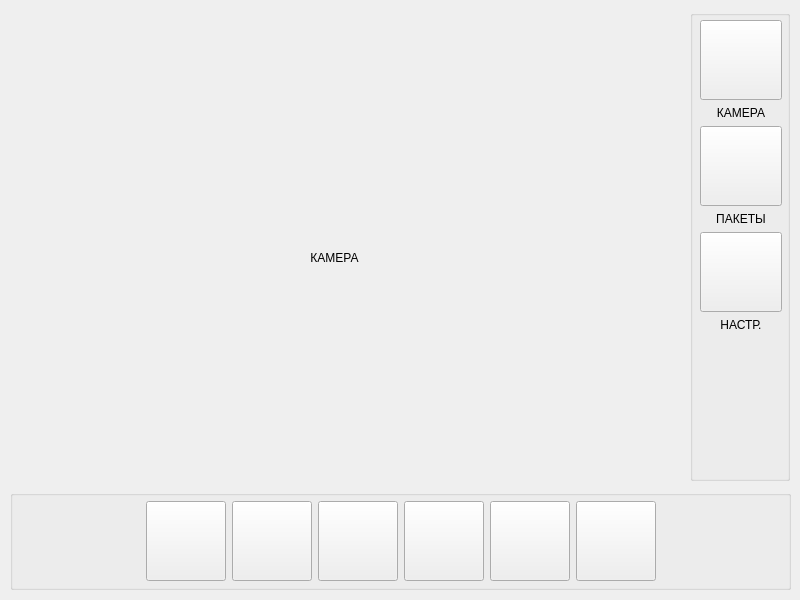
The window that src/UBoatCVSWorkstation/mainwindow.ui (valabsoft/UBoatCVS) describes before a commit, drawn with Qt 5.
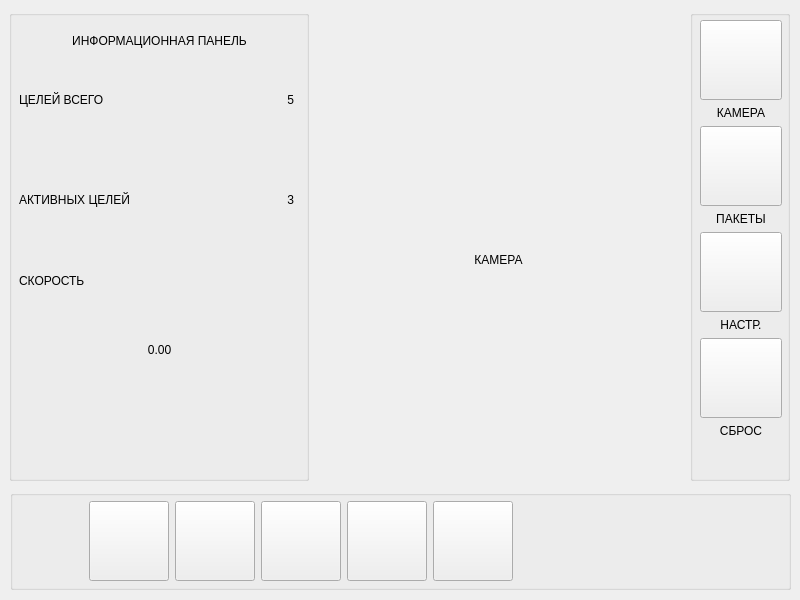
The same window after the commit.

Commit message: GUI: Добавлена информационная панель.

Patch:
```diff
--- a/src/UBoatCVSWorkstation/mainwindow.ui
+++ b/src/UBoatCVSWorkstation/mainwindow.ui
@@ -36,18 +36,21 @@
      <string/>
     </property>
     <property name="alignment">
-     <set>Qt::AlignmentFlag::AlignLeading|Qt::AlignmentFlag::AlignLeft|Qt::AlignmentFlag::AlignVCenter</set>
+     <set>Qt::AlignmentFlag::AlignCenter</set>
     </property>
     <widget class="QWidget" name="layoutWidget">
      <property name="geometry">
       <rect>
        <x>10</x>
        <y>10</y>
-       <width>761</width>
+       <width>561</width>
        <height>82</height>
       </rect>
      </property>
-     <layout class="QHBoxLayout" name="horizontalLayout" stretch="0,0,0,0,0,0,0,0">
+     <layout class="QHBoxLayout" name="horizontalLayout" stretch="0,0,0,0,0,0,0">
+      <property name="spacing">
+       <number>6</number>
+      </property>
       <property name="sizeConstraint">
        <enum>QLayout::SizeConstraint::SetDefaultConstraint</enum>
       </property>
@@ -103,19 +106,6 @@
         </property>
        </widget>
       </item>
-      <item>
-       <widget class="QPushButton" name="pbResetTargets">
-        <property name="minimumSize">
-         <size>
-          <width>80</width>
-          <height>80</height>
-         </size>
-        </property>
-        <property name="text">
-         <string/>
-        </property>
-       </widget>
-      </item>
       <item>
        <widget class="QPushButton" name="pbEarth">
         <property name="minimumSize">
@@ -148,7 +138,7 @@
          <enum>Qt::Orientation::Horizontal</enum>
         </property>
         <property name="sizeType">
-         <enum>QSizePolicy::Policy::MinimumExpanding</enum>
+         <enum>QSizePolicy::Policy::Expanding</enum>
         </property>
         <property name="sizeHint" stdset="0">
          <size>
@@ -186,6 +176,9 @@
       </rect>
      </property>
      <layout class="QVBoxLayout" name="verticalLayout">
+      <property name="spacing">
+       <number>6</number>
+      </property>
       <property name="sizeConstraint">
        <enum>QLayout::SizeConstraint::SetDefaultConstraint</enum>
       </property>
@@ -264,6 +257,29 @@
         </property>
        </widget>
       </item>
+      <item>
+       <widget class="QPushButton" name="pbResetTargets">
+        <property name="minimumSize">
+         <size>
+          <width>80</width>
+          <height>80</height>
+         </size>
+        </property>
+        <property name="text">
+         <string/>
+        </property>
+       </widget>
+      </item>
+      <item>
+       <widget class="QLabel" name="lbReset">
+        <property name="text">
+         <string>СБРОС</string>
+        </property>
+        <property name="alignment">
+         <set>Qt::AlignmentFlag::AlignCenter</set>
+        </property>
+       </widget>
+      </item>
       <item>
        <spacer name="verticalSpacer">
         <property name="orientation">
@@ -286,10 +302,10 @@
    <widget class="QLabel" name="labelCameraView">
     <property name="geometry">
      <rect>
-      <x>310</x>
+      <x>318</x>
       <y>250</y>
-      <width>49</width>
-      <height>16</height>
+      <width>361</width>
+      <height>20</height>
      </rect>
     </property>
     <property name="text">
@@ -299,6 +315,131 @@
      <set>Qt::AlignmentFlag::AlignCenter</set>
     </property>
    </widget>
+   <widget class="QGroupBox" name="groupBoxInfo">
+    <property name="geometry">
+     <rect>
+      <x>9</x>
+      <y>10</y>
+      <width>300</width>
+      <height>471</height>
+     </rect>
+    </property>
+    <property name="title">
+     <string/>
+    </property>
+    <widget class="QLabel" name="lbInfoPanelTitle">
+     <property name="geometry">
+      <rect>
+       <x>10</x>
+       <y>10</y>
+       <width>281</width>
+       <height>41</height>
+      </rect>
+     </property>
+     <property name="text">
+      <string>ИНФОРМАЦИОННАЯ ПАНЕЛЬ</string>
+     </property>
+     <property name="alignment">
+      <set>Qt::AlignmentFlag::AlignCenter</set>
+     </property>
+    </widget>
+    <widget class="QLabel" name="lbInfoPanelTargetTotalValue">
+     <property name="geometry">
+      <rect>
+       <x>210</x>
+       <y>50</y>
+       <width>75</width>
+       <height>80</height>
+      </rect>
+     </property>
+     <property name="text">
+      <string>5</string>
+     </property>
+     <property name="alignment">
+      <set>Qt::AlignmentFlag::AlignRight|Qt::AlignmentFlag::AlignTrailing|Qt::AlignmentFlag::AlignVCenter</set>
+     </property>
+    </widget>
+    <widget class="QLabel" name="lbInfoPanelTargetTotal">
+     <property name="geometry">
+      <rect>
+       <x>10</x>
+       <y>50</y>
+       <width>190</width>
+       <height>80</height>
+      </rect>
+     </property>
+     <property name="text">
+      <string>ЦЕЛЕЙ ВСЕГО</string>
+     </property>
+     <property name="alignment">
+      <set>Qt::AlignmentFlag::AlignLeading|Qt::AlignmentFlag::AlignLeft|Qt::AlignmentFlag::AlignVCenter</set>
+     </property>
+    </widget>
+    <widget class="QLabel" name="lbInfoPanelTargetActiveValue">
+     <property name="geometry">
+      <rect>
+       <x>210</x>
+       <y>150</y>
+       <width>75</width>
+       <height>80</height>
+      </rect>
+     </property>
+     <property name="text">
+      <string>3</string>
+     </property>
+     <property name="alignment">
+      <set>Qt::AlignmentFlag::AlignRight|Qt::AlignmentFlag::AlignTrailing|Qt::AlignmentFlag::AlignVCenter</set>
+     </property>
+    </widget>
+    <widget class="QLabel" name="lbInfoPanelTargetActive">
+     <property name="geometry">
+      <rect>
+       <x>10</x>
+       <y>150</y>
+       <width>190</width>
+       <height>80</height>
+      </rect>
+     </property>
+     <property name="text">
+      <string>АКТИВНЫХ ЦЕЛЕЙ</string>
+     </property>
+     <property name="alignment">
+      <set>Qt::AlignmentFlag::AlignLeading|Qt::AlignmentFlag::AlignLeft|Qt::AlignmentFlag::AlignVCenter</set>
+     </property>
+    </widget>
+    <widget class="QLabel" name="lbInfoPanelSpeed">
+     <property name="geometry">
+      <rect>
+       <x>10</x>
+       <y>250</y>
+       <width>281</width>
+       <height>41</height>
+      </rect>
+     </property>
+     <property name="text">
+      <string>СКОРОСТЬ</string>
+     </property>
+     <property name="alignment">
+      <set>Qt::AlignmentFlag::AlignLeading|Qt::AlignmentFlag::AlignLeft|Qt::AlignmentFlag::AlignVCenter</set>
+     </property>
+    </widget>
+    <widget class="QLabel" name="lbInfoPanelSpeedValue">
+     <property name="geometry">
+      <rect>
+       <x>10</x>
+       <y>300</y>
+       <width>281</width>
+       <height>80</height>
+      </rect>
+     </property>
+     <property name="text">
+      <string>0.00</string>
+     </property>
+     <property name="alignment">
+      <set>Qt::AlignmentFlag::AlignCenter</set>
+     </property>
+    </widget>
+   </widget>
   </widget>
  </widget>
  <resources/>
```
The commit also changes 2 other files.
